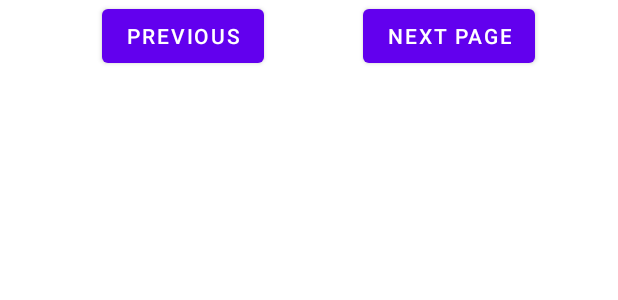
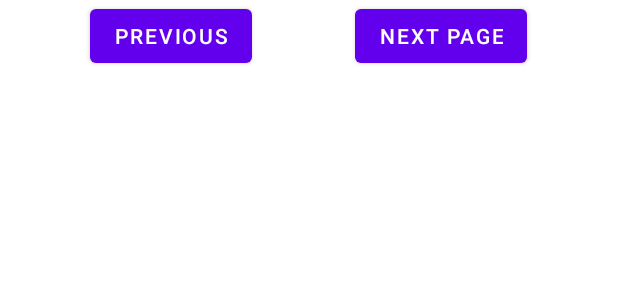
Before and after one commit to wassimboukries/Ecommerce-Android-App, an Android app: the layout button_next.xml on its own in the app's theme, with its tools: preview values and no code run, on a phone screen of 412 x 824 dp. Shown: the top 300 px of the screen. Run offline under Robolectric (Android 15) with nearby library versions, the phone set to English and light mode, and no system bars.

Commit message:
[FIX] fixing the width of the pagination buttons

```diff
--- a/Ecommerceapplication/app/src/main/java/com/example/ecommerceapplication/CategoryFragment.kt
+++ b/Ecommerceapplication/app/src/main/java/com/example/ecommerceapplication/CategoryFragment.kt
@@ -28,7 +28,7 @@ class CategoryFragment : Fragment() , FragmentManager.OnBackStackChangedListener
         val view = inflater.inflate(R.layout.category_fragment, container, false)
         activity?.title = "Categories";
         activity?.supportFragmentManager?.addOnBackStackChangedListener(this);
-        viewModel.addUser()
+        //viewModel.addUser()
         viewModel.liveDataUsers.observe(viewLifecycleOwner) { users ->
             Log.v(TAG, users.toString())
         }
--- a/Ecommerceapplication/app/src/main/java/com/example/ecommerceapplication/ProductsListFragment.kt
+++ b/Ecommerceapplication/app/src/main/java/com/example/ecommerceapplication/ProductsListFragment.kt
@@ -53,6 +53,8 @@ class ProductsListFragment : Fragment() {
             currentPage = page
         }
 
+        val screenWidth = resources.displayMetrics.run { widthPixels }
+
         var progressBar : ProgressBar = view.findViewById(R.id.progressBar)
 
         viewModel.liveData.observe(viewLifecycleOwner) { products ->
@@ -61,7 +63,7 @@ class ProductsListFragment : Fragment() {
                 recyclerView.visibility = GONE
                 noProductText.visibility = VISIBLE
             } else {
-                adapterProductsList = ProductRecyclerViewAdapter(products, viewModel, id, currentPage, args.searchString)
+                adapterProductsList = ProductRecyclerViewAdapter(products, viewModel, id, currentPage, args.searchString, screenWidth)
                 recyclerView.adapter = adapterProductsList
             }
         }
--- a/Ecommerceapplication/app/src/main/res/layout/button_next.xml
+++ b/Ecommerceapplication/app/src/main/res/layout/button_next.xml
@@ -2,17 +2,18 @@
 <androidx.constraintlayout.widget.ConstraintLayout xmlns:android="http://schemas.android.com/apk/res/android"
     xmlns:app="http://schemas.android.com/apk/res-auto"
     xmlns:tools="http://schemas.android.com/tools"
-    android:layout_width="410dp"
-    android:layout_height="wrap_content">
+    android:id="@+id/buttonsNextPreviousContainer"
+    android:layout_height="wrap_content"
+    android:layout_width="match_parent">
 
     <Button
         android:id="@+id/NextButton"
         android:layout_width="wrap_content"
         android:layout_height="wrap_content"
-        android:text="Next page"
+        android:text="@string/next_page"
         app:layout_constraintBottom_toBottomOf="parent"
         app:layout_constraintEnd_toEndOf="parent"
-        app:layout_constraintHorizontal_bias="0.819"
+        app:layout_constraintHorizontal_bias="0.795"
         app:layout_constraintStart_toStartOf="parent"
         app:layout_constraintTop_toTopOf="parent"
         app:layout_constraintVertical_bias="0.0" />
@@ -21,8 +22,8 @@
         android:id="@+id/PreviousButton"
         android:layout_width="wrap_content"
         android:layout_height="wrap_content"
-        android:layout_marginStart="68dp"
-        android:text="Previous"
+        android:layout_marginStart="60dp"
+        android:text="@string/previous_page"
         app:layout_constraintStart_toStartOf="parent"
         app:layout_constraintTop_toTopOf="parent" />
 </androidx.constraintlayout.widget.ConstraintLayout>
--- a/Ecommerceapplication/app/src/main/res/values/strings.xml
+++ b/Ecommerceapplication/app/src/main/res/values/strings.xml
@@ -1,4 +1,6 @@
 <resources>
     <string name="app_name">Ecommerce application</string>
     <string name="no_products_found">Sorry! No products are found</string>
+    <string name="next_page">Next Page</string>
+    <string name="previous_page">Previous</string>
 </resources>
```
Also changed, not shown: Ecommerceapplication/app/src/main/java/com/example/ecommerceapplication/ProductRecyclerViewAdapter.kt (+26 -22 lines).
